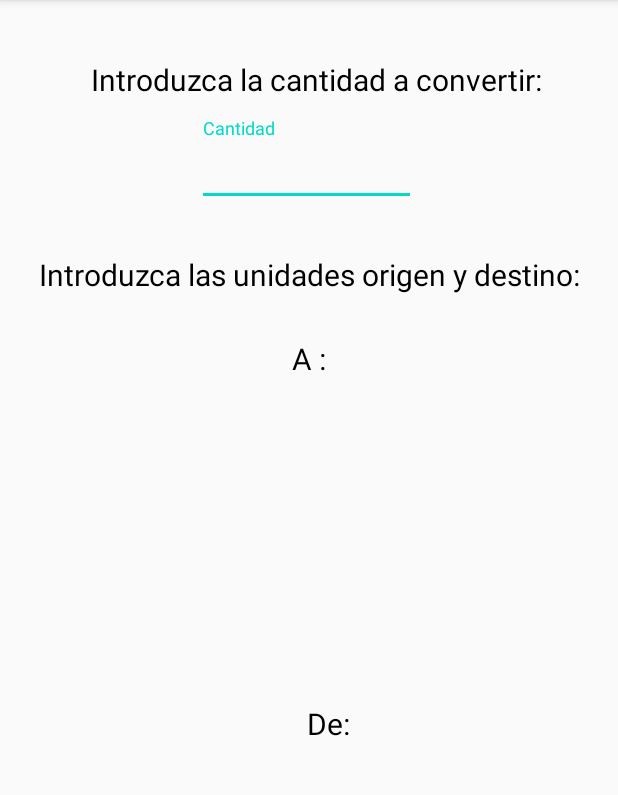
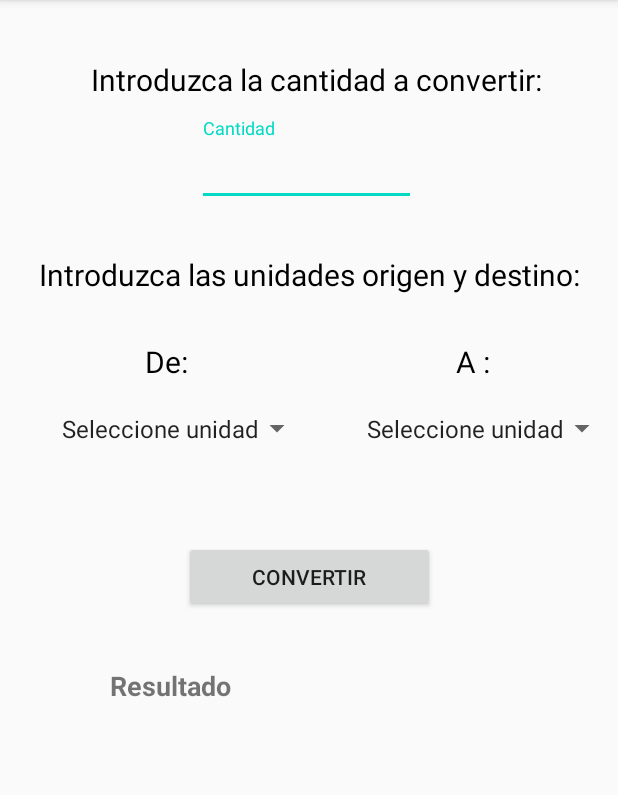
Before and after one commit to aarenzanac/Conversor_de_Bytes, an Android app: the screen it shows after launch (MainActivity), on a phone screen of 412 x 824 dp, the part 84-879 px from its top. Run offline under Robolectric (Android 15) with nearby library versions, the light colour scheme and no system bars.

Commit message:
Mas cosas en el layout

```diff
--- a/app/src/main/java/com/example/conversordebytes/MainActivity.kt
+++ b/app/src/main/java/com/example/conversordebytes/MainActivity.kt
@@ -2,10 +2,32 @@ package com.example.conversordebytes
 
 import androidx.appcompat.app.AppCompatActivity
 import android.os.Bundle
+import android.view.View
+import android.widget.AdapterView
+import android.widget.ArrayAdapter
+import android.widget.Spinner
+import android.widget.TextView
+import kotlinx.android.synthetic.main.activity_main.*
 
 class MainActivity : AppCompatActivity() {
+
     override fun onCreate(savedInstanceState: Bundle?) {
         super.onCreate(savedInstanceState)
         setContentView(R.layout.activity_main)
+
+        spinnerUnidadesOrigen.onItemSelectedListener = object : AdapterView.OnItemSelectedListener{
+            override fun onItemSelected(
+                parent: AdapterView<*>?,
+                view: View?,
+                position: Int,
+                id: Long
+            ) {
+                TODO("Not yet implemented")
+            }
+
+            override fun onNothingSelected(parent: AdapterView<*>?) {
+                //unidadOrigen = adapterView
+            }
+        }
     }
 }
--- a/app/src/main/res/layout/activity_main.xml
+++ b/app/src/main/res/layout/activity_main.xml
@@ -10,9 +10,11 @@
         android:id="@+id/textViewCantidad"
         android:layout_width="wrap_content"
         android:layout_height="wrap_content"
+        android:paddingStart="20dp"
         android:paddingLeft="20dp"
+        android:paddingEnd="10dp"
         android:paddingRight="10dp"
-        android:text="Introduzca la cantidad a convertir:"
+        android:text="@string/introduzca_la_cantidad_a_convertir"
         android:textColor="@android:color/background_dark"
         android:textSize="20sp"
         app:layout_constraintBottom_toBottomOf="parent"
@@ -26,8 +28,8 @@
         android:layout_width="409dp"
         android:layout_height="wrap_content"
         android:layout_marginTop="12dp"
+        android:gravity="center_horizontal"
         app:layout_constraintEnd_toEndOf="@id/textInputLayoutCantidad"
-            android:gravity="center_horizontal"
         app:layout_constraintHorizontal_bias="0.0"
         app:layout_constraintStart_toStartOf="parent"
         app:layout_constraintTop_toBottomOf="@+id/textViewCantidad">
@@ -36,7 +38,7 @@
             android:id="@+id/textInputCantidad"
             android:layout_width="146dp"
             android:layout_height="48dp"
-                android:hint="Cantidad"
+            android:hint="@string/cantidad"
             android:inputType="numberDecimal" />
     </com.google.android.material.textfield.TextInputLayout>
 
@@ -45,7 +47,7 @@
         android:layout_width="wrap_content"
         android:layout_height="wrap_content"
         android:gravity="center"
-        android:text="Introduzca las unidades origen y destino:"
+        android:text="@string/introduzca_las_unidades_origen_y_destino"
         android:textColor="@android:color/background_dark"
         android:textSize="20sp"
         app:layout_constraintBottom_toBottomOf="parent"
@@ -60,31 +62,90 @@
         android:id="@+id/textViewUnidadesOrigen"
         android:layout_width="wrap_content"
         android:layout_height="wrap_content"
-        android:gravity="left"
-        android:text="De:"
+        android:layout_marginTop="15dp"
+        android:text="@string/de"
         android:textColor="@android:color/background_dark"
         android:textSize="20sp"
         app:layout_constraintBottom_toBottomOf="parent"
         app:layout_constraintEnd_toEndOf="parent"
+        app:layout_constraintHorizontal_bias="0.2"
         app:layout_constraintLeft_toLeftOf="parent"
         app:layout_constraintRight_toRightOf="parent"
         app:layout_constraintStart_toStartOf="@id/textViewUnidades"
-        app:layout_constraintTop_toBottomOf="@+id/textViewUnidades"/>
+        app:layout_constraintTop_toBottomOf="@+id/textViewUnidades"
+        app:layout_constraintVertical_bias="0.029" />
 
     <TextView
         android:id="@+id/textViewUnidadesDestino"
         android:layout_width="wrap_content"
         android:layout_height="wrap_content"
+        android:layout_marginTop="15dp"
         android:gravity="center"
-        android:text="A :"
+        android:text="@string/a"
         android:textColor="@android:color/background_dark"
         android:textSize="20sp"
         app:layout_constraintBottom_toBottomOf="parent"
         app:layout_constraintEnd_toEndOf="parent"
+        app:layout_constraintHorizontal_bias="0.78"
         app:layout_constraintLeft_toLeftOf="parent"
         app:layout_constraintRight_toRightOf="parent"
         app:layout_constraintStart_toStartOf="parent"
         app:layout_constraintTop_toBottomOf="@+id/textViewUnidades"
-        app:layout_constraintVertical_bias="0.053" />
+        app:layout_constraintVertical_bias="0.029" />
+
+    <Spinner
+        android:id="@+id/spinnerUnidadesOrigen"
+        android:layout_width="wrap_content"
+        android:layout_height="wrap_content"
+        android:dropDownSelector="@color/colorPrimary"
+        android:entries="@array/unidades"
+        android:padding="20dp"
+        app:layout_constraintBottom_toBottomOf="parent"
+        app:layout_constraintEnd_toEndOf="parent"
+        app:layout_constraintHorizontal_bias="0.06"
+        app:layout_constraintStart_toEndOf="parent"
+        app:layout_constraintStart_toStartOf="parent"
+        app:layout_constraintTop_toBottomOf="@+id/textViewUnidadesOrigen"
+        app:layout_constraintVertical_bias="0.0" />
+
+    <Spinner
+        android:id="@+id/spinnerUnidadesDestino"
+        android:layout_width="wrap_content"
+        android:layout_height="wrap_content"
+        android:dropDownSelector="@color/colorPrimary"
+        android:entries="@array/unidades"
+        android:padding="20dp"
+        app:layout_constraintBottom_toBottomOf="parent"
+        app:layout_constraintEnd_toEndOf="parent"
+        app:layout_constraintHorizontal_bias="1.0"
+        app:layout_constraintStart_toEndOf="parent"
+        app:layout_constraintStart_toStartOf="parent"
+        app:layout_constraintTop_toBottomOf="@+id/textViewUnidadesDestino"
+        app:layout_constraintVertical_bias="0.0" />
+
+    <Button
+        android:id="@+id/convertir"
+        android:layout_width="167dp"
+        android:layout_height="47dp"
+        android:text="@string/convertir"
+        app:layout_constraintBottom_toBottomOf="parent"
+        app:layout_constraintEnd_toEndOf="parent"
+        app:layout_constraintHorizontal_bias="0.5"
+        app:layout_constraintStart_toStartOf="parent"
+        app:layout_constraintTop_toTopOf="parent" />
+
+    <TextView
+        android:id="@+id/textViewResultado"
+        android:layout_width="265dp"
+        android:layout_height="45dp"
+        android:text="@string/resultado"
+        android:textSize="18sp"
+        android:textStyle="bold"
+        app:layout_constraintBottom_toBottomOf="parent"
+        app:layout_constraintEnd_toEndOf="parent"
+        app:layout_constraintStart_toStartOf="parent"
+        app:layout_constraintTop_toTopOf="parent"
+        app:layout_constraintVertical_bias="0.615" />
+
 
 </androidx.constraintlayout.widget.ConstraintLayout>
--- /dev/null
+++ b/app/src/main/res/values/spinner_values.xml
@@ -0,0 +1,17 @@
+<?xml version="1.0" encoding="utf-8"?>
+<resources>
+    <string-array name="unidades">
+        <item>Seleccione unidad</item>
+        <item>Byte</item>
+        <item>Kilobyte</item>
+        <item>Megabyte</item>
+        <item>Gigabyte</item>
+        <item>Terabyte</item>
+        <item>Petabyte</item>
+        <item>Exabyte</item>
+        <item>Zetayte</item>
+        <item>Yottabyte</item>
+        <item>Brontobyte</item>
+        <item>Geopbyte</item>
+    </string-array>
+</resources>
--- a/app/src/main/res/values/strings.xml
+++ b/app/src/main/res/values/strings.xml
@@ -1,3 +1,10 @@
 <resources>
     <string name="app_name">Conversor de Bytes</string>
+    <string name="introduzca_la_cantidad_a_convertir">Introduzca la cantidad a convertir:</string>
+    <string name="cantidad">Cantidad</string>
+    <string name="introduzca_las_unidades_origen_y_destino">Introduzca las unidades origen y destino:</string>
+    <string name="de">De:</string>
+    <string name="a">A :</string>
+    <string name="convertir">Convertir</string>
+    <string name="resultado">Resultado</string>
 </resources>
```
Lines whose indentation alone changed are shown as unchanged.
